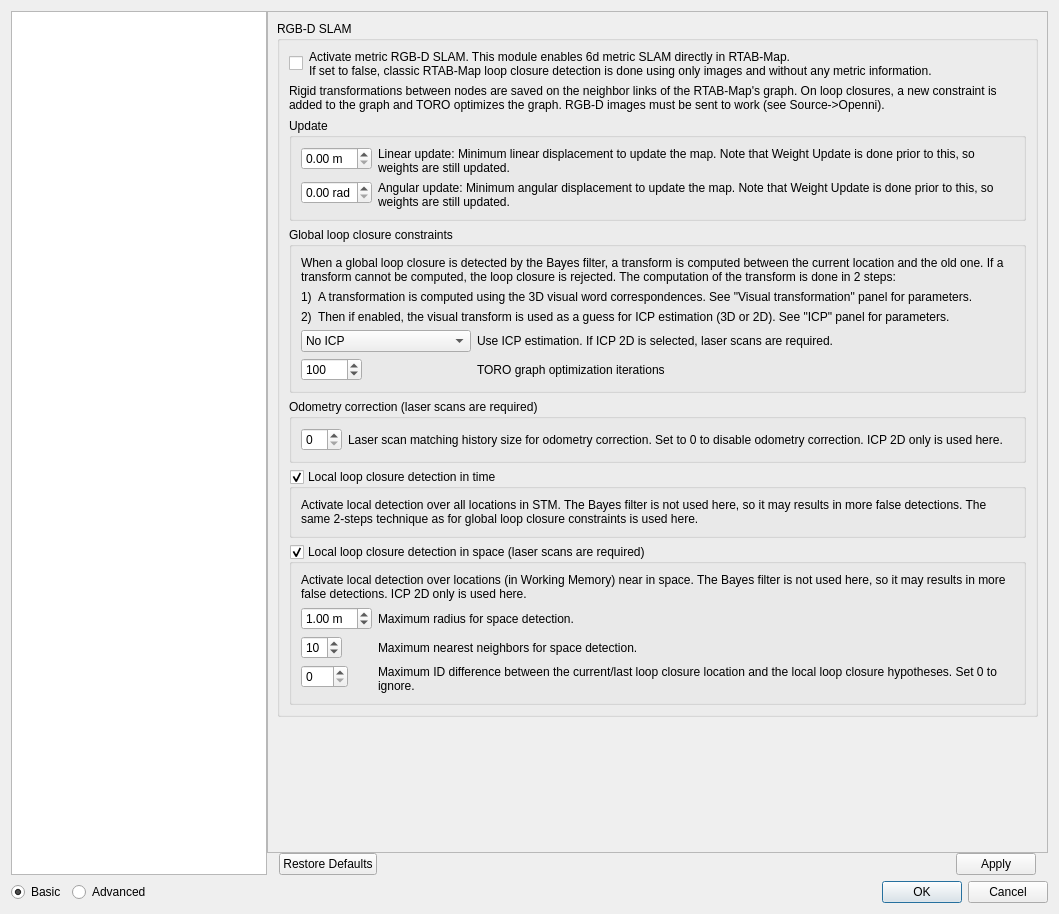
Old version of the form guilib/src/ui/preferencesDialog.ui in the repository introlab/rtabmap.
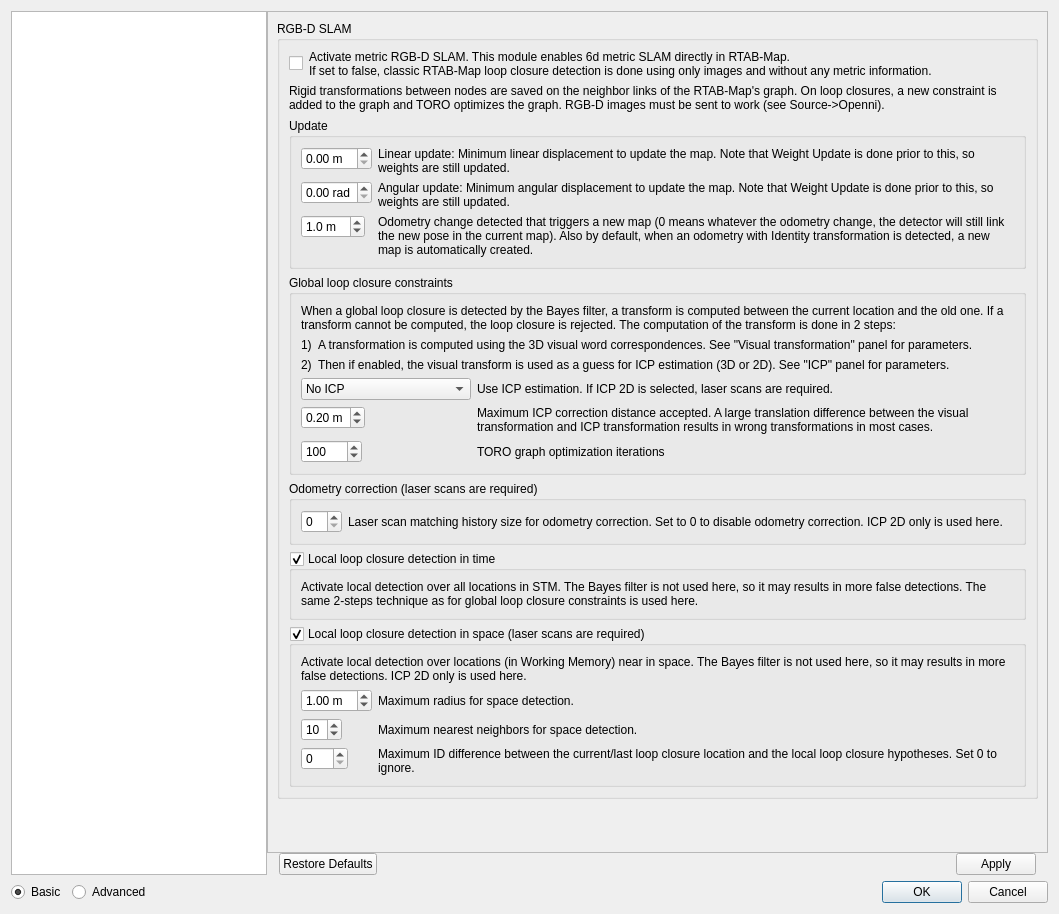
New version of the form. The open tabs and pages were chosen to show the change. Icons and pictures are not drawn. Custom widgets are drawn as their Qt base class.

Commit message: New parameters: max accepted ICP translation error, new map on large odometry error

```diff
--- a/guilib/src/ui/preferencesDialog.ui
+++ b/guilib/src/ui/preferencesDialog.ui
@@ -64,8 +64,8 @@
            <rect>
             <x>0</x>
             <y>0</y>
-            <width>777</width>
-            <height>826</height>
+            <width>761</width>
+            <height>981</height>
            </rect>
           </property>
           <layout class="QVBoxLayout" name="verticalLayout_16">
@@ -3733,6 +3733,35 @@
                          </property>
                         </widget>
                        </item>
+                       <item row="2" column="1">
+                        <widget class="QLabel" name="label_163">
+                         <property name="text">
+                          <string>Odometry change detected that triggers a new map (0 means whatever the odometry change, the detector will still link the new pose in the current map). Also by default, when an odometry with Identity transformation is detected, a new map is automatically created. </string>
+                         </property>
+                         <property name="wordWrap">
+                          <bool>true</bool>
+                         </property>
+                        </widget>
+                       </item>
+                       <item row="2" column="0">
+                        <widget class="QDoubleSpinBox" name="rgdb_newMapOdomChange">
+                         <property name="suffix">
+                          <string> m</string>
+                         </property>
+                         <property name="decimals">
+                          <number>1</number>
+                         </property>
+                         <property name="maximum">
+                          <double>99.000000000000000</double>
+                         </property>
+                         <property name="singleStep">
+                          <double>0.100000000000000</double>
+                         </property>
+                         <property name="value">
+                          <double>1.000000000000000</double>
+                         </property>
+                        </widget>
+                       </item>
                       </layout>
                      </widget>
                     </item>
@@ -3821,14 +3850,14 @@
                            </property>
                           </widget>
                          </item>
-                         <item row="1" column="1">
+                         <item row="2" column="1">
                           <widget class="QLabel" name="label_31">
                            <property name="text">
                             <string>TORO graph optimization iterations</string>
                            </property>
                           </widget>
                          </item>
-                         <item row="1" column="0">
+                         <item row="2" column="0">
                           <widget class="QSpinBox" name="globalDetection_toroIterations">
                            <property name="minimum">
                             <number>1</number>
@@ -3841,6 +3870,35 @@
                            </property>
                           </widget>
                          </item>
+                         <item row="1" column="1">
+                          <widget class="QLabel" name="label_51">
+                           <property name="text">
+                            <string>Maximum ICP correction distance accepted. A large translation difference between the visual transformation and ICP transformation results in wrong transformations in most cases.</string>
+                           </property>
+                           <property name="wordWrap">
+                            <bool>true</bool>
+                           </property>
+                          </widget>
+                         </item>
+                         <item row="1" column="0">
+                          <widget class="QDoubleSpinBox" name="globalDetection_icpMaxDistance">
+                           <property name="suffix">
+                            <string> m</string>
+                           </property>
+                           <property name="decimals">
+                            <number>2</number>
+                           </property>
+                           <property name="maximum">
+                            <double>1.000000000000000</double>
+                           </property>
+                           <property name="singleStep">
+                            <double>0.010000000000000</double>
+                           </property>
+                           <property name="value">
+                            <double>0.200000000000000</double>
+                           </property>
+                          </widget>
+                         </item>
                         </layout>
                        </item>
                       </layout>
```
Left out of the diff: 2 changed lines with no effect on the pictures. The commit also changes 7 other files.
